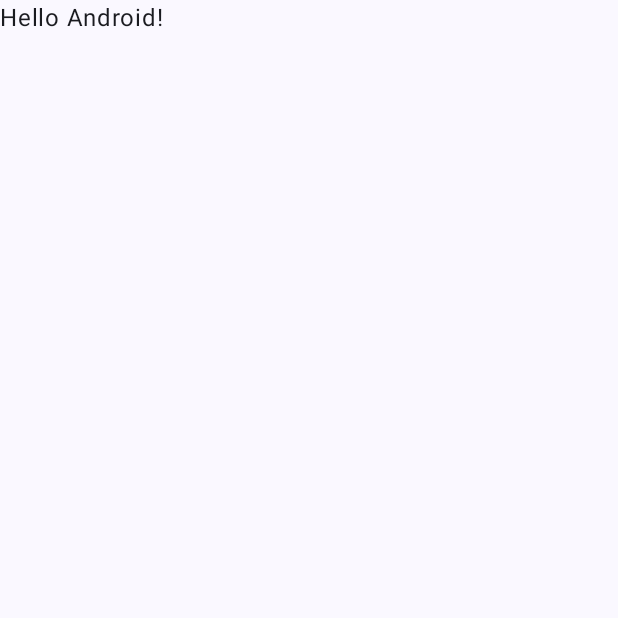
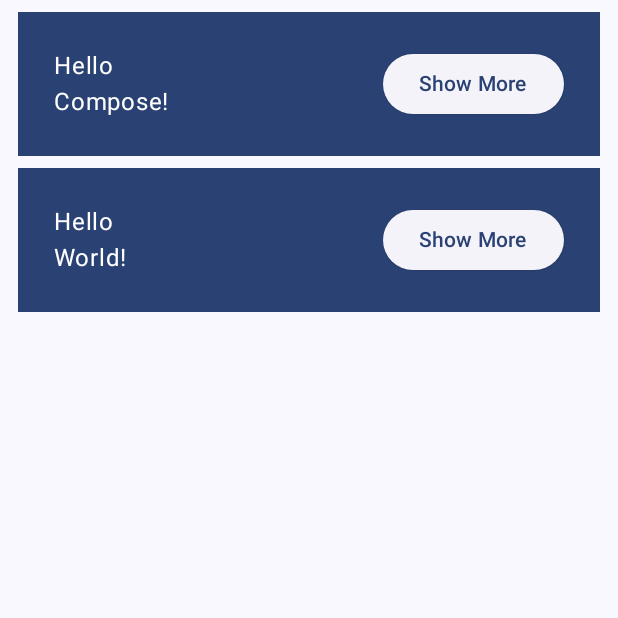
Before and after one commit to shakivhussain/BasicsCodelab, an Android app built with Jetpack Compose: the screen it shows after launch (MainActivity), on a phone screen of 412 x 824 dp, the top half of it. Before the commit the part shown is almost empty. Run offline under Robolectric (Android 15) with nearby library versions, the phone set to English and light mode, and no system bars.

Commit message:
✅ Item Design

```diff
--- a/app/src/main/AndroidManifest.xml
+++ b/app/src/main/AndroidManifest.xml
@@ -1,6 +1,6 @@
 <?xml version="1.0" encoding="utf-8"?>
 <manifest xmlns:android="http://schemas.android.com/apk/res/android"
-    xmlns:tools="http://schemas.android.com/tools">
+    xmlns:tools="http://schemas.android.com/tools" >
 
     <application
         android:allowBackup="true"
@@ -11,12 +11,12 @@
         android:roundIcon="@mipmap/ic_launcher_round"
         android:supportsRtl="true"
         android:theme="@style/Theme.BasicsCodelab"
-        tools:targetApi="31">
+        tools:targetApi="31" >
         <activity
             android:name=".MainActivity"
             android:exported="true"
             android:label="@string/app_name"
-            android:theme="@style/Theme.BasicsCodelab">
+            android:theme="@style/Theme.BasicsCodelab" >
             <intent-filter>
                 <action android:name="android.intent.action.MAIN" />
 
--- a/app/src/main/java/com/shakiv/husain/basicscodelab/MainActivity.kt
+++ b/app/src/main/java/com/shakiv/husain/basicscodelab/MainActivity.kt
@@ -3,13 +3,20 @@ package com.shakiv.husain.basicscodelab
 import android.os.Bundle
 import androidx.activity.ComponentActivity
 import androidx.activity.compose.setContent
+import androidx.compose.foundation.layout.Column
+import androidx.compose.foundation.layout.Row
 import androidx.compose.foundation.layout.fillMaxSize
+import androidx.compose.foundation.layout.padding
+import androidx.compose.material3.ElevatedButton
 import androidx.compose.material3.MaterialTheme
 import androidx.compose.material3.Surface
 import androidx.compose.material3.Text
 import androidx.compose.runtime.Composable
+import androidx.compose.runtime.mutableStateOf
+import androidx.compose.runtime.remember
 import androidx.compose.ui.Modifier
 import androidx.compose.ui.tooling.preview.Preview
+import androidx.compose.ui.unit.dp
 import com.shakiv.husain.basicscodelab.ui.theme.BasicsCodelabTheme
 
 class MainActivity : ComponentActivity() {
@@ -17,12 +24,22 @@ class MainActivity : ComponentActivity() {
         super.onCreate(savedInstanceState)
         setContent {
             BasicsCodelabTheme {
-                // A surface container using the 'background' color from the theme
-                Surface(
-                    modifier = Modifier.fillMaxSize(), color = MaterialTheme.colorScheme.background
-                ) {
-                    Greeting("Android")
-                }
+                MyApp(modifier = Modifier.fillMaxSize())
+            }
+        }
+    }
+}
+
+@Composable
+fun MyApp(modifier: Modifier = Modifier, names: List<String> = listOf("Compose", "World")) {
+    Surface(
+        modifier = modifier,
+        color = MaterialTheme.colorScheme.background
+    ) {
+
+        Column(modifier = modifier.padding(4.dp)) {
+            for (name in names) {
+                Greeting("$name")
             }
         }
     }
@@ -30,16 +47,41 @@ class MainActivity : ComponentActivity() {
 
 @Composable
 fun Greeting(name: String, modifier: Modifier = Modifier) {
-    Text(
-        text = "Hello $name!",
+
+    val expanded = remember { mutableStateOf(false) }
+
+    Surface(
+        color = MaterialTheme.colorScheme.primary,
         modifier = modifier
-    )
+            .padding(vertical = 4.dp, horizontal = 8.dp)
+    ) {
+
+        Row(
+            modifier = Modifier
+                .padding(24.dp)
+        ) {
+            Column(
+                modifier = modifier
+                    .weight(1f)
+            ) {
+                Text(text = "Hello")
+                Text(text = "$name!")
+            }
+
+            ElevatedButton(
+                onClick = { expanded.value = !expanded.value },
+                modifier
+            ) {
+                Text(
+                    if (expanded.value) "Show Less" else "Show More"
+                )
+            }
+        }
+    }
 }
 
-@Preview(showBackground = true)
+@Preview(showBackground = true, widthDp = 320)
 @Composable
-fun GreetingPreview() {
-    BasicsCodelabTheme {
-        Greeting("Android")
-    }
+fun AppReview() {
+    MyApp()
 }
--- a/app/src/main/java/com/shakiv/husain/basicscodelab/ui/theme/Theme.kt
+++ b/app/src/main/java/com/shakiv/husain/basicscodelab/ui/theme/Theme.kt
@@ -49,7 +49,6 @@ fun BasicsCodelabTheme(
         val context = LocalContext.current
         if (darkTheme) dynamicDarkColorScheme(context) else dynamicLightColorScheme(context)
       }
-
       darkTheme -> DarkColorScheme
       else -> LightColorScheme
     }
--- a/app/src/main/res/values/themes.xml
+++ b/app/src/main/res/values/themes.xml
@@ -1,5 +1,4 @@
 <?xml version="1.0" encoding="utf-8"?>
 <resources>
-
     <style name="Theme.BasicsCodelab" parent="android:Theme.Material.Light.NoActionBar" />
 </resources>
```
Lines whose indentation alone changed are shown as unchanged.
